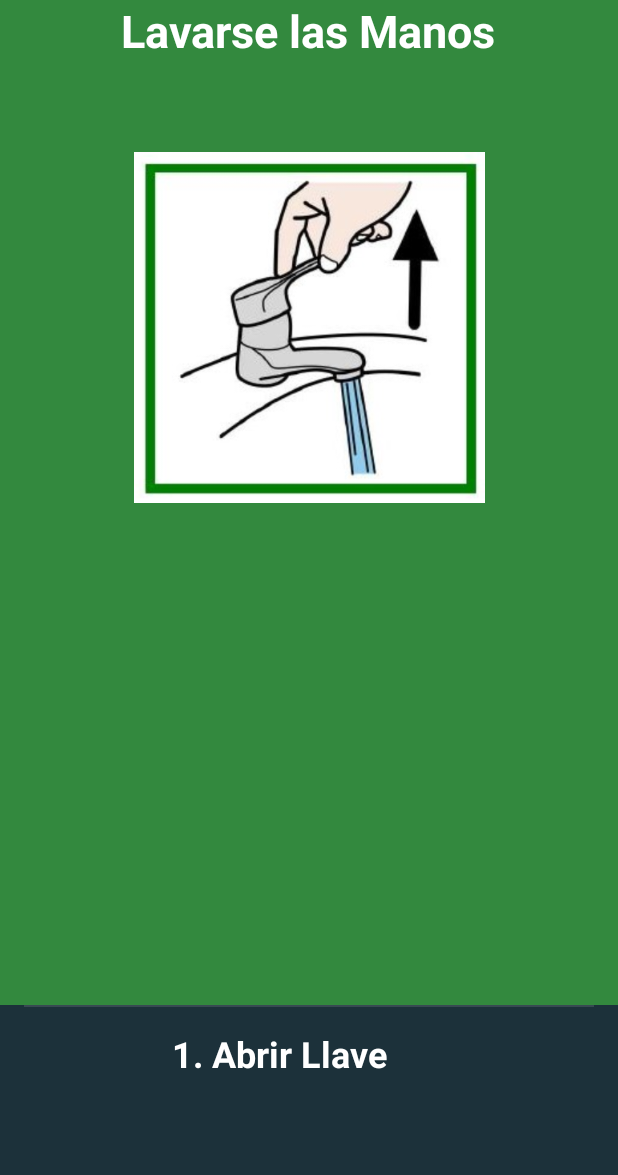
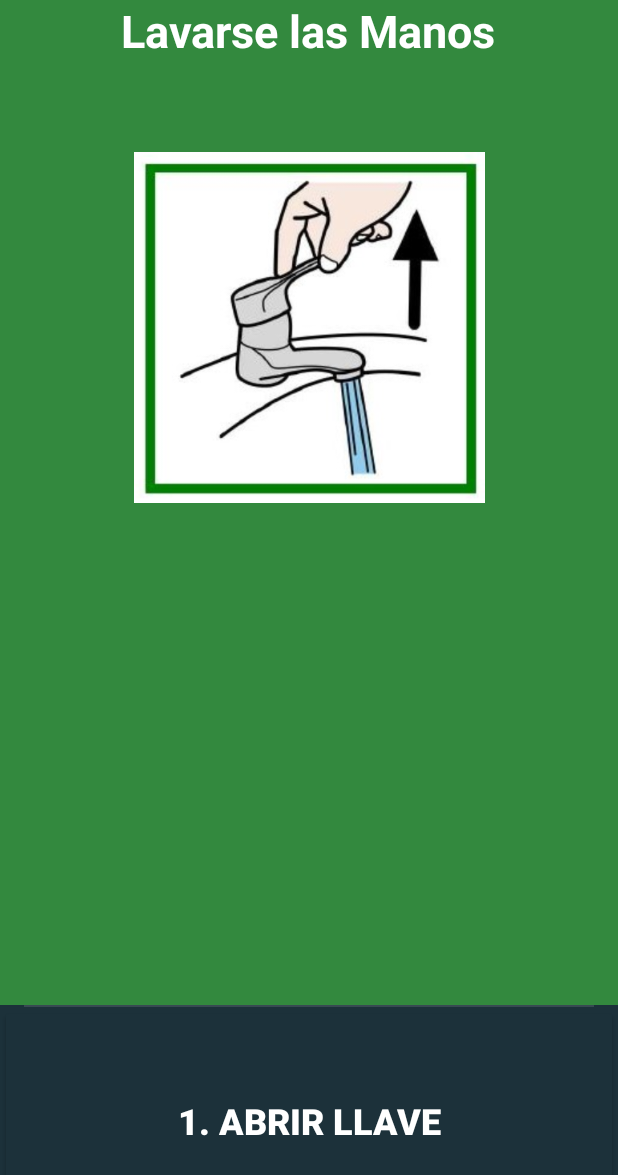
Before and after one commit to kornofilo/AutiYoda, an Android app: the screen it shows after launch once a user with an empty profile is signed in (PictogramsActivity), after a tap on "LAVARSE LAS MANOS", on a phone screen of 412 x 824 dp. Shown: the top 1175 px of the screen. Run offline under Robolectric (Android 15) with nearby library versions, the phone set to English and light mode, and no system bars; our stand-ins replace Firebase (no records; nobody signed in at launch, a user with empty details on screens opened directly).

Commit message:
Pictogramas IV
- Agregado Text-to-Speech
- Agregado Refuerzo Positivo

```diff
--- a/App/app/src/main/java/com/rialvik/autiyoda/PictogramsActivity.java
+++ b/App/app/src/main/java/com/rialvik/autiyoda/PictogramsActivity.java
@@ -1,6 +1,7 @@
 package com.rialvik.autiyoda;
 
 import android.content.Intent;
+import android.speech.tts.TextToSpeech;
 import android.support.design.widget.FloatingActionButton;
 import android.support.design.widget.Snackbar;
 import android.support.v7.app.AppCompatActivity;
@@ -17,13 +18,16 @@ import android.view.MenuItem;
 import android.view.View;
 import android.view.ViewGroup;
 
+import android.widget.Button;
 import android.widget.ImageView;
 import android.widget.TextView;
 
+import java.util.Locale;
 import java.util.zip.Inflater;
 
-public class PictogramsActivity extends AppCompatActivity {
+public class PictogramsActivity extends AppCompatActivity implements TextToSpeech.OnInitListener {
 
+    private static final int MY_DATA_CHECK_CODE = 0;
     /**
      * The {@link android.support.v4.view.PagerAdapter} that will provide
      * fragments for each of the sections. We use a
@@ -39,6 +43,7 @@ public class PictogramsActivity extends AppCompatActivity {
      */
     private ViewPager mViewPager;
     private static Habilidad habilidad = new Habilidad();
+    private static TextToSpeech tts;
 
 
     @Override
@@ -46,9 +51,11 @@ public class PictogramsActivity extends AppCompatActivity {
         super.onCreate(savedInstanceState);
 
         setContentView(R.layout.activity_pictograms);
+        tts = new TextToSpeech(this, this);
         feedLayout();
-        System.out.println("1. " +habilidad.getName());
-
+        Intent checkIntent = new Intent();
+        checkIntent.setAction(TextToSpeech.Engine.ACTION_CHECK_TTS_DATA);
+        startActivityForResult(checkIntent, MY_DATA_CHECK_CODE);
 
         Toolbar toolbar = findViewById(R.id.toolbar);
         setSupportActionBar(toolbar);
@@ -59,7 +66,6 @@ public class PictogramsActivity extends AppCompatActivity {
         // Set up the ViewPager with the sections adapter.
         mViewPager = findViewById(R.id.container);
         mViewPager.setAdapter(mSectionsPagerAdapter);
-        System.out.println("2. " +habilidad.getName());
 
     }
 
@@ -77,6 +83,17 @@ public class PictogramsActivity extends AppCompatActivity {
     }
 
 
+    @Override
+    public void onInit(int status) {
+        tts.setLanguage(new Locale(Locale.getDefault().getLanguage()));
+    }
+
+    @Override
+    public void onPointerCaptureChanged(boolean hasCapture) {
+
+    }
+
+
     /**
      * A placeholder fragment containing a simple view.
      */
@@ -86,6 +103,7 @@ public class PictogramsActivity extends AppCompatActivity {
          * fragment.
          */
         private static final String ARG_SECTION_NUMBER = "section_number";
+
 
         public PlaceholderFragment() {
         }
@@ -113,14 +131,30 @@ public class PictogramsActivity extends AppCompatActivity {
             return rootView;
         }
 
-        public void feedLayout(View rootView, int position){
-            String pasos[] = habilidad.getPasos();
+        public void feedLayout(View rootView, final int position){
+            final String pasos[] = habilidad.getPasos();
             int img_pasos[] = habilidad.getImagenesPasos();
-            TextView textViewHabilityName = rootView.findViewById(R.id.TextViewHabilityName), textViewStep = rootView.findViewById(R.id.TextViewStep);
+            TextView textViewHabilityName = rootView.findViewById(R.id.TextViewHabilityName);
+            Button ButtonStep = rootView.findViewById(R.id.ButtonStep);
             ImageView imageViewStep = rootView.findViewById(R.id.imageViewStep);
             textViewHabilityName.setText(habilidad.getName());
-            textViewStep.setText(pasos[position]);
+            ButtonStep.setText(pasos[position]);
+
             imageViewStep.setImageResource(img_pasos[position]);
+            imageViewStep.setOnClickListener(new View.OnClickListener() {
+                @Override
+                public void onClick(View view) {
+                    tts.speak(pasos[position], TextToSpeech.QUEUE_FLUSH, null, null);
+                }
+            });
+
+            ButtonStep.setOnClickListener(new View.OnClickListener() {
+                @Override
+                public void onClick(View view) {
+                    tts.speak(pasos[position], TextToSpeech.QUEUE_FLUSH, null, null);
+                }
+            });
+
 
         }
 
--- a/App/app/src/main/java/com/rialvik/autiyoda/PictogramsMenuActivity.java
+++ b/App/app/src/main/java/com/rialvik/autiyoda/PictogramsMenuActivity.java
@@ -124,9 +124,9 @@ public class PictogramsMenuActivity extends AppCompatActivity
             switch (view.getId()) {
                 case R.id.mano: {
                     pasos = this.getResources().getStringArray(R.array.hand_washing_steps);
-                    imgPasos = new int[] {R.drawable.hand_washing_1,R.drawable.hand_washing_2, R.drawable.hand_washing_3, R.drawable.hand_washing_4, R.drawable.hand_washing_5,R.drawable.hand_washing_6};
+                    imgPasos = new int[] {R.drawable.hand_washing_1,R.drawable.hand_washing_2, R.drawable.hand_washing_3, R.drawable.hand_washing_4, R.drawable.hand_washing_5,R.drawable.hand_washing_6,R.drawable.congratulations};
                     intent.putExtra("nombre", getString(R.string.hand_washing));
-                    intent.putExtra("cantidad_pasos",6);
+                    intent.putExtra("cantidad_pasos",7);
                     intent.putExtra("pasos",pasos);
                     intent.putExtra("img_pasos",imgPasos);
                     startActivity(intent);
--- a/App/app/src/main/res/layout/fragment_pictograms.xml
+++ b/App/app/src/main/res/layout/fragment_pictograms.xml
@@ -68,16 +68,16 @@
         android:contentDescription="@string/imageView_Introduction_Description"
         android:src="@drawable/ic_happy_black_24dp" />
 
-    <TextView
-        android:id="@+id/TextViewStep"
-        android:layout_width="372dp"
-        android:layout_height="150dp"
+    <Button
+        android:id="@+id/ButtonStep"
+        style="@style/Widget.AppCompat.Button.Colored"
+        android:layout_width="match_parent"
+        android:layout_height="154dp"
         android:layout_alignParentBottom="true"
         android:layout_alignParentStart="true"
         android:padding="12dp"
         android:text="@string/countries"
         android:textAlignment="center"
-        android:textColor="@android:color/white"
         android:textSize="24sp"
         android:textStyle="bold" />
 
--- a/App/app/src/main/res/values/strings.xml
+++ b/App/app/src/main/res/values/strings.xml
@@ -126,7 +126,11 @@
         <item>4. Enjuagar Manos</item>
         <item>5. Cerrar Llave</item>
         <item>6. Secar Manos</item>
+        <item>¡Bien Hecho! ¡Tus manos ya están limpias!</item>
+
     </string-array>
+    <string name="congratularions">¡Bien Hecho!</string>
+
 
 
 </resources>
```
Also changed, not shown: App/app/src/main/java/com/rialvik/autiyoda/VocabularyAnimalsActivity.java (+4 -4 lines), App/app/src/main/res/drawable/congratulations.png (added).
